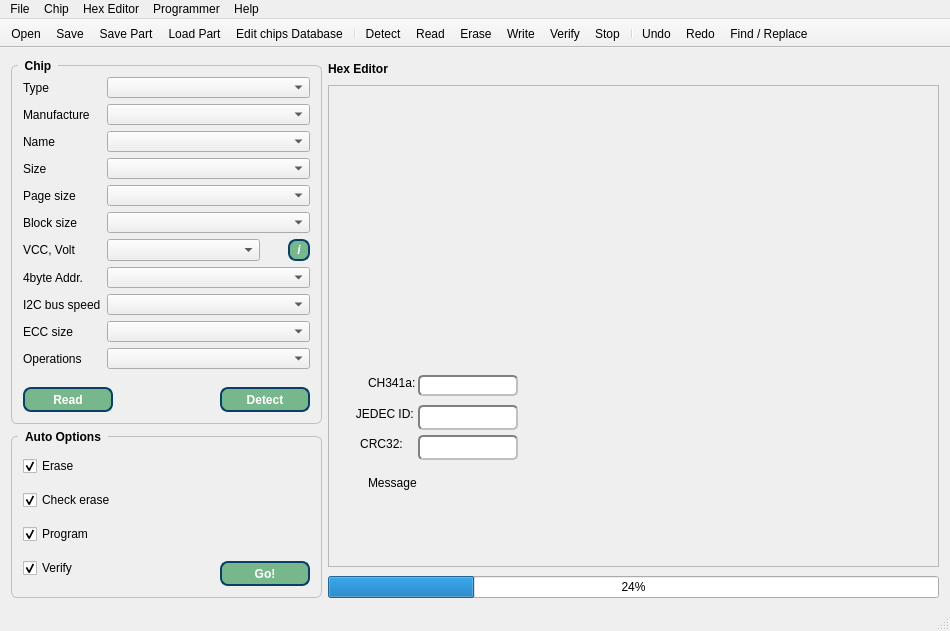
Above: IMSProg_programmer/mainwindow.ui from bigbigmdm/IMSProg before the change. Below: the same form after it.
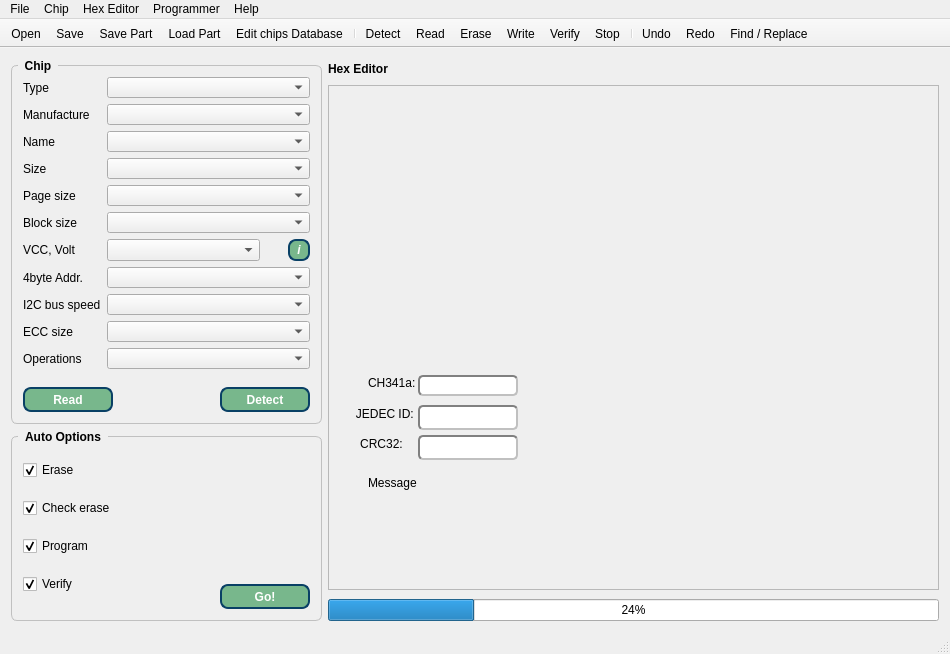
That is the form after the change. Icons and pictures are not drawn.

Commit message: Fix: different groupboxes sizes on MacOS

Diff of the .ui file:
```diff
--- a/IMSProg_programmer/mainwindow.ui
+++ b/IMSProg_programmer/mainwindow.ui
@@ -7,7 +7,7 @@
     <x>0</x>
     <y>0</y>
     <width>950</width>
-    <height>631</height>
+    <height>654</height>
    </rect>
   </property>
   <property name="sizePolicy">
```
Left out of the diff: 4 changed lines with no effect on the pictures.
